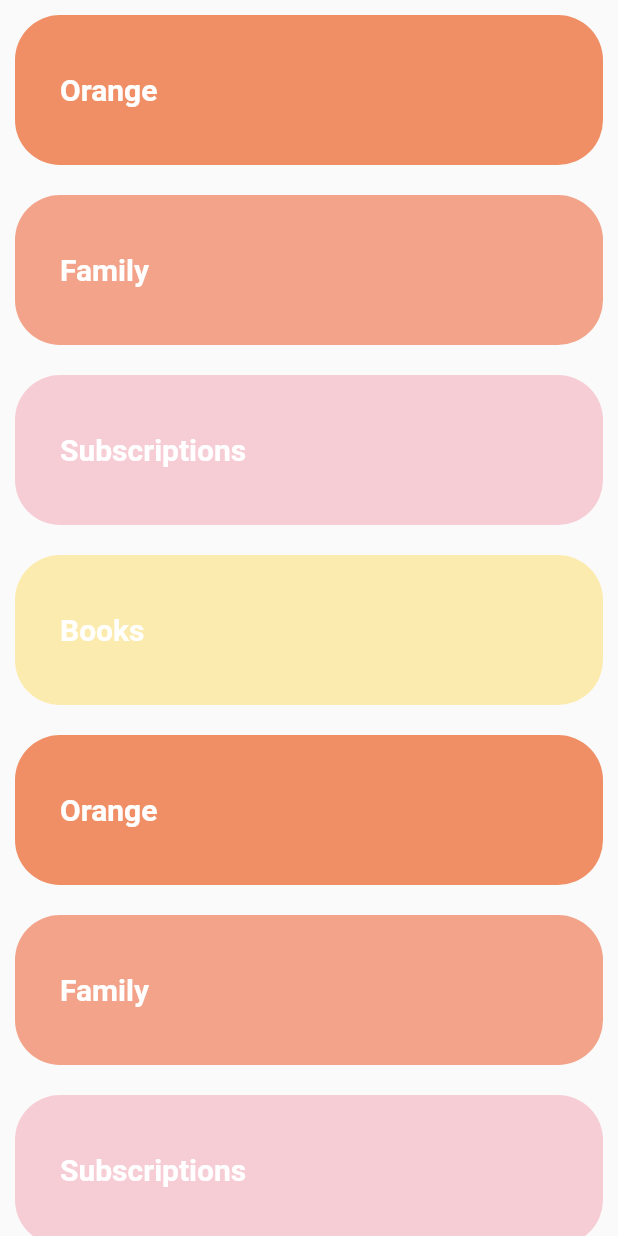
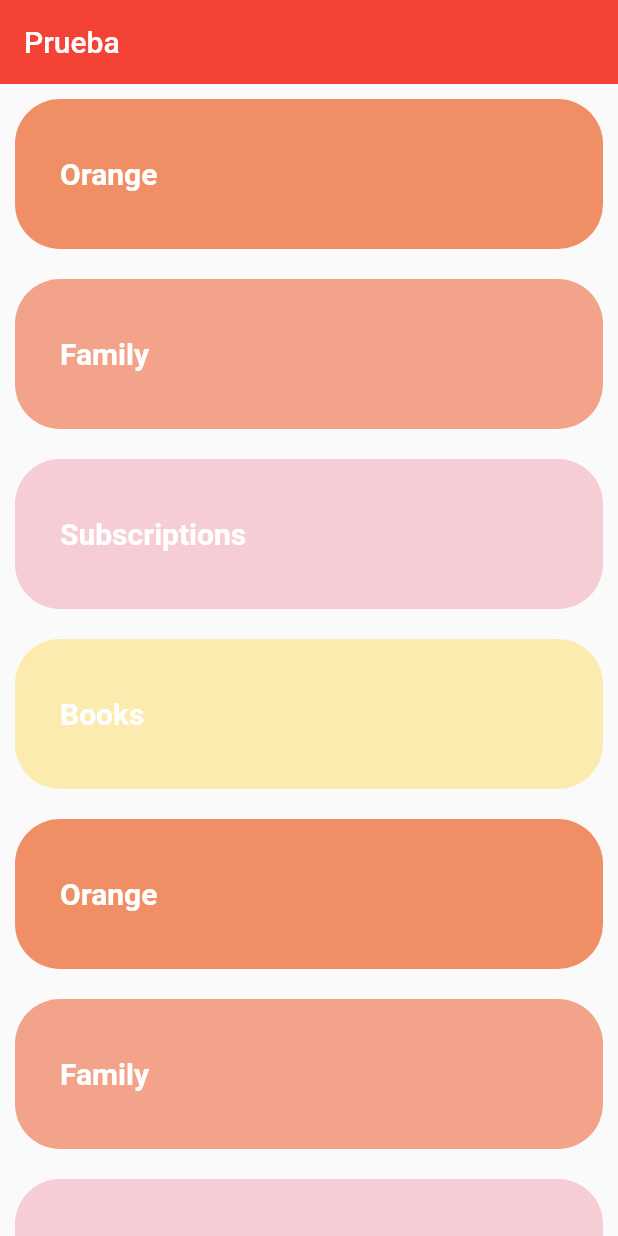
Before and after one commit to DavidBarcenas/flutter-layouts, a Flutter app: the screen it shows after launch, on a phone screen of 412 x 824 dp. Run offline on Flutter 3.47's test engine with Material 2 defaults, Android fonts, the phone set to English and light mode, and no system bars; our stand-ins replace animate_do, flutter_svg, font_awesome_flutter.

Commit message:
feat(sliver): Add customScrollView and Slivers

```diff
--- a/lib/pages/sliver_page.dart
+++ b/lib/pages/sliver_page.dart
@@ -3,7 +3,35 @@ import 'package:flutter/material.dart';
 class SliverPage extends StatelessWidget {
   @override
   Widget build(BuildContext context) {
-    return Scaffold(body: _List());
+    return Scaffold(body: _MainScroll());
+  }
+}
+
+class _MainScroll extends StatelessWidget {
+  final items = [
+    _ListItem('Orange', Color(0xffF08F66)),
+    _ListItem('Family', Color(0xffF2A38A)),
+    _ListItem('Subscriptions', Color(0xffF7CDD5)),
+    _ListItem('Books', Color(0xffFCEBAF)),
+    _ListItem('Orange', Color(0xffF08F66)),
+    _ListItem('Family', Color(0xffF2A38A)),
+    _ListItem('Subscriptions', Color(0xffF7CDD5)),
+    _ListItem('Books', Color(0xffFCEBAF)),
+  ];
+
+  @override
+  Widget build(BuildContext context) {
+    return CustomScrollView(
+      physics: BouncingScrollPhysics(),
+      slivers: <Widget>[
+        SliverAppBar(
+          floating: true,
+          backgroundColor: Colors.red,
+          title: Text('Prueba'),
+        ),
+        SliverList(delegate: SliverChildListDelegate(items))
+      ],
+    );
   }
 }
 
```
